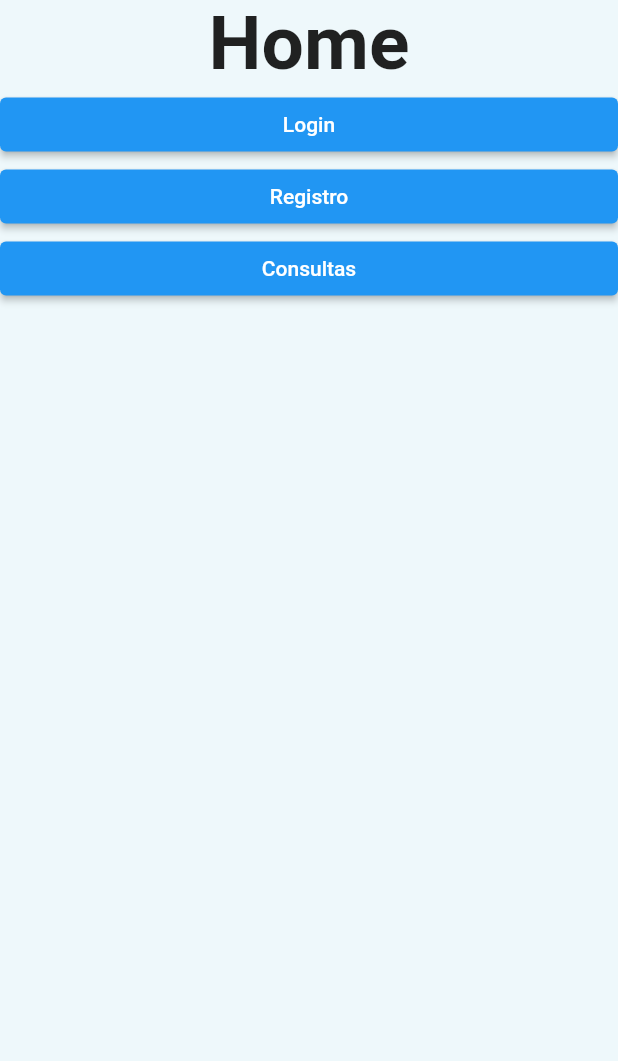
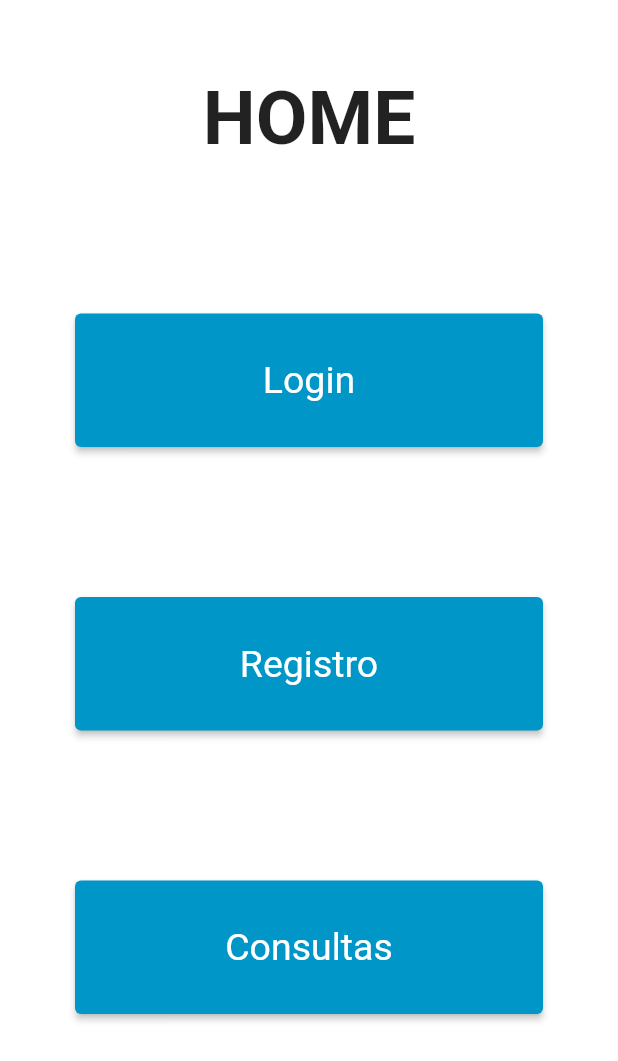
Before and after one commit to dorelysm/app_trabajo_discapacidades, a Flutter app: the screen it shows after launch, on a phone screen of 412 x 824 dp. Shown: the top 1061 px of the screen. Run offline on Flutter 3.47's test engine with Material 2 defaults, Android fonts, the phone set to English and light mode, and no system bars; our stand-ins replace select_form_field; Roboto replaces fonts that are missing (Rosario).

Commit message:
ElevatedButtons themes

```diff
--- a/lib/main.dart
+++ b/lib/main.dart
@@ -19,6 +19,16 @@ class MyApp extends StatelessWidget {
         title: 'Búsqueda de empleo',
         theme: ThemeData(
           primarySwatch: Colors.blue,
+          elevatedButtonTheme: ElevatedButtonThemeData(
+            style: ElevatedButton.styleFrom(
+              primary: const Color(0xff0096C7),
+              textStyle: const TextStyle(
+                fontFamily: 'Rosario',
+                fontSize: 25,
+              ),
+              padding: const EdgeInsets.all(30)
+              ),
+          ),
         ),
         //home: const MyHomePage(),
         routes: {
--- a/lib/pages/home.dart
+++ b/lib/pages/home.dart
@@ -1,39 +1,68 @@
 import 'package:flutter/material.dart';
 
-class MyHomePage extends StatelessWidget {
+class MyHomePage extends StatefulWidget {
   const MyHomePage({Key? key}) : super(key: key);
 
   @override
+  State<MyHomePage> createState() => _MyHomePageState();
+}
+
+class _MyHomePageState extends State<MyHomePage> {
+  @override
   Widget build(BuildContext context) {
+    /*
+    final ButtonStyle style =
+      ElevatedButton.styleFrom(
+        textStyle: const TextStyle(
+          fontSize: 30,
+          fontFamily: 'Rosario',
+        ),
+        //backgroundColor: MaterialStateProperty.all(const Color(0xff0096C7))
+      );
+      */
     return Scaffold(
-        backgroundColor: const Color(0xffEEF8FB),
+        backgroundColor: const Color(0xEEF8FB),
         body: ListView(children: <Widget>[
-          const Text(
-            'Home',
+          const Padding(
+            padding: EdgeInsets.symmetric(vertical: 50),
+            child: Text(
+              'HOME',
               textAlign: TextAlign.center,
               style: TextStyle(
                   fontFamily: 'Rosario',
                   fontWeight: FontWeight.bold,
                   fontSize: 50),
             ),
+          ),
           // Boton de Login
-          ElevatedButton(
+          Padding(
+            padding: const EdgeInsets.symmetric(vertical: 50, horizontal: 50),
+            child: ElevatedButton(
                 onPressed: () {
                   _showLogin(context);
                 },
                 child: const Text('Login')),
+          ),
           //Boton de registro
-          ElevatedButton(
+          Padding(
+            padding: const EdgeInsets.symmetric(vertical: 50, horizontal: 50),
+            child: ElevatedButton(
+              //style: style,
                 onPressed: () {
                   _showRegistro(context);
                 },
                 child: const Text('Registro')),
+          ),
           //Boton consultas
-          ElevatedButton(
+          Padding(
+            padding: const EdgeInsets.symmetric(vertical: 50, horizontal: 50),
+            child: ElevatedButton(
+                //style: style,
                 onPressed: () {
                   _showConsultas(context);
                 },
                 child: const Text('Consultas')),
+          ),
         ]));
   }
 
```
Lines whose indentation alone changed are shown as unchanged.
